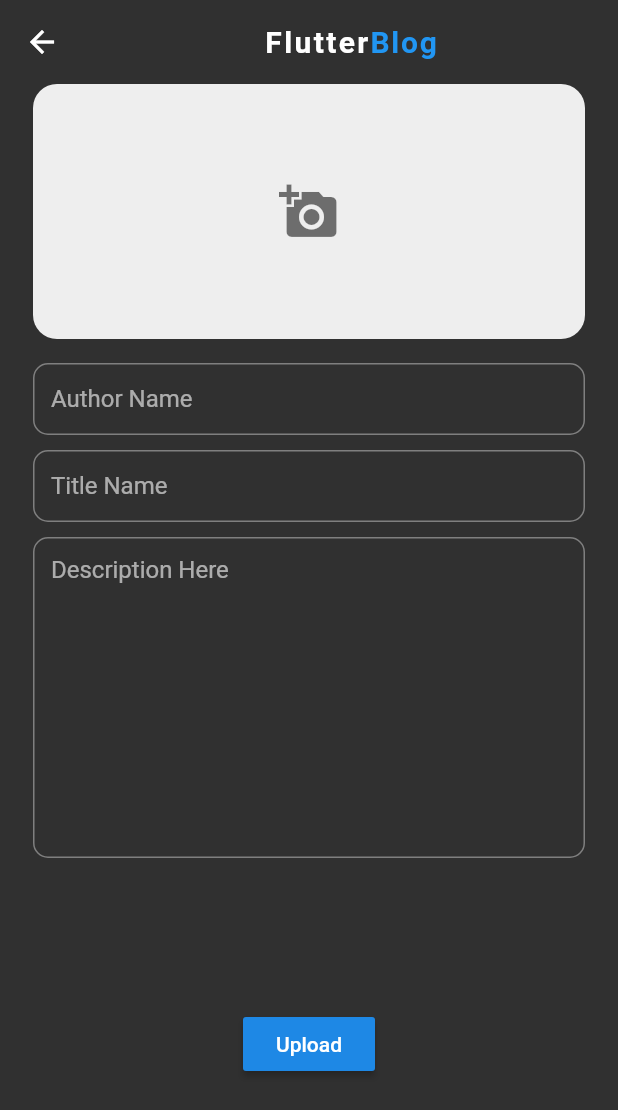
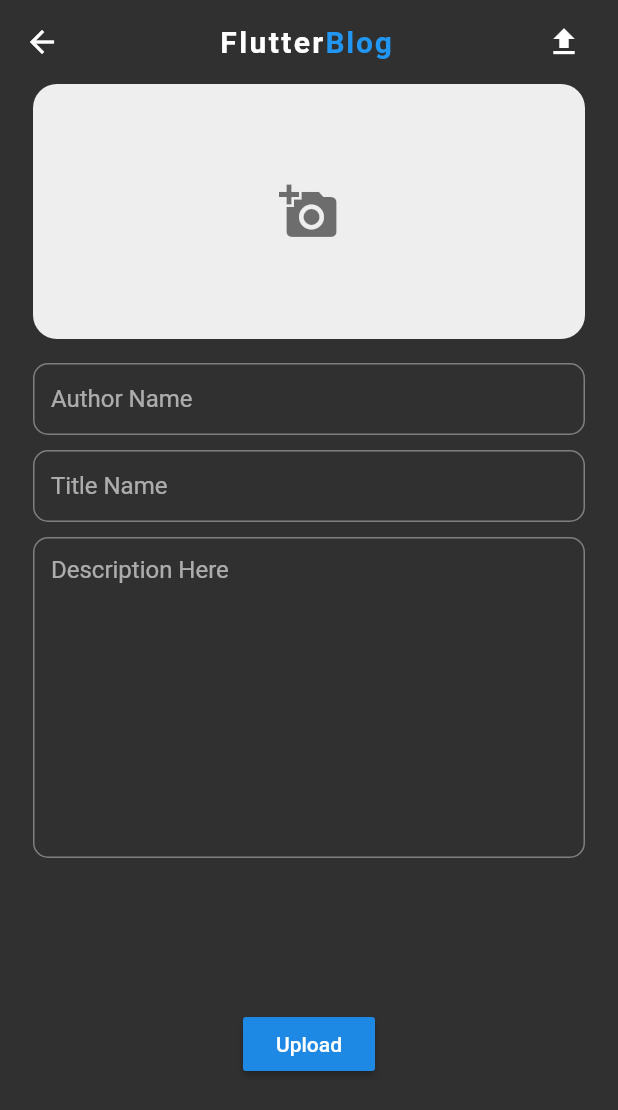
Before and after one commit to ishworpanta10/flutter_firebase_blog, a Flutter app: the screen it shows after launch, after a tap on the "add" icon, on a phone screen of 412 x 824 dp. Shown: the top 1110 px of the screen. Run offline on Flutter 3.47's test engine with Material 2 defaults, Android fonts, the phone set to English and light mode, and no system bars; our stand-ins replace cached_network_image, cloud_firestore, firebase_storage, image_picker, random_string; accounts and stored records are empty; network calls fail.

```diff
--- a/lib/main.dart
+++ b/lib/main.dart
@@ -17,7 +17,6 @@ class MyApp extends StatelessWidget {
       routes: {
         InputForm.routeName: (_) => InputForm(),
         HomePage.routeName: (_) => HomePage(),
-        DetailPage.routeName: (_) => DetailPage(),
       },
     );
   }
--- a/lib/screens/home.dart
+++ b/lib/screens/home.dart
@@ -20,7 +20,7 @@ class _HomePageState extends State<HomePage> {
     return Scaffold(
       key: _scaffoldKey,
       appBar: customAppBar,
-      floatingActionButtonLocation: FloatingActionButtonLocation.centerFloat,
+      floatingActionButtonLocation: FloatingActionButtonLocation.endFloat,
       floatingActionButton: Container(
         padding: const EdgeInsets.only(
           bottom: 12.0,
--- a/lib/screens/inputForm.dart
+++ b/lib/screens/inputForm.dart
@@ -2,7 +2,6 @@ import 'dart:io';
 
 import 'package:firebase_blog/class/firebaseHelper.dart';
 import 'package:firebase_blog/constants/constants.dart';
-import 'package:firebase_blog/widgets/customAppBar.dart';
 import 'package:flutter/material.dart';
 import 'package:image_picker/image_picker.dart';
 
@@ -138,7 +137,42 @@ class _InputFormState extends State<InputForm> {
     final width = MediaQuery.of(context).size.width;
     return Scaffold(
       key: _scaffoldKey,
-      appBar: customAppBar,
+      appBar: AppBar(
+        backgroundColor: Colors.transparent,
+        title: Row(
+          mainAxisAlignment: MainAxisAlignment.center,
+          children: <Widget>[
+            Text(
+              "Flutter",
+              style: TextStyle(
+                fontWeight: FontWeight.w600,
+                letterSpacing: 1.6,
+              ),
+            ),
+            Text(
+              "Blog",
+              style: TextStyle(
+                color: Colors.blue,
+                fontWeight: FontWeight.bold,
+                letterSpacing: 1.2,
+              ),
+            ),
+          ],
+        ),
+        actions: <Widget>[
+          Container(
+            padding: const EdgeInsets.only(right: 12.0),
+            child: IconButton(
+              icon: Icon(Icons.file_upload),
+              onPressed: () {
+                _saveAndSubmit();
+              },
+            ),
+          )
+        ],
+        elevation: 0.0,
+        titleSpacing: 1.2,
+      ),
       body: _isloading
           ? Container(
               child: Center(
```
